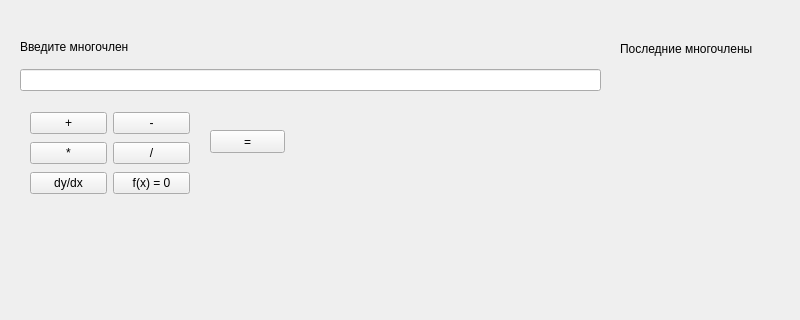
NOTfedos/PolyNUM, file untitled.ui: the form before one commit; both pictures show x 0 to 800 and y 0 to 320 of the 800 by 600 pixel window.
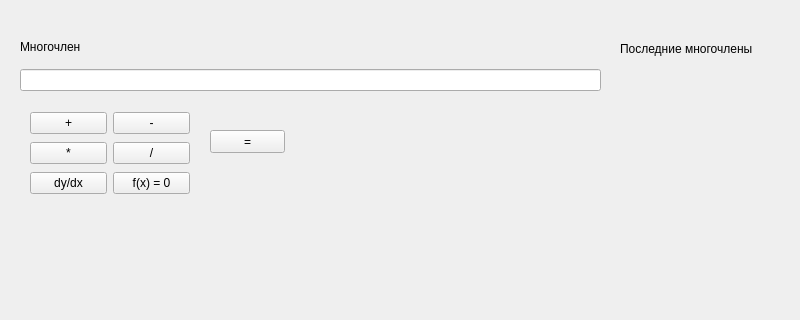
The form after the commit.

Commit message: +sum +str +strtoarr

```diff
--- a/untitled.ui
+++ b/untitled.ui
@@ -27,7 +27,7 @@
      <item>
       <widget class="QLabel" name="label">
        <property name="text">
-        <string>Введите многочлен</string>
+        <string>Многочлен</string>
        </property>
       </widget>
      </item>
```
The commit also changes 2 other files.
